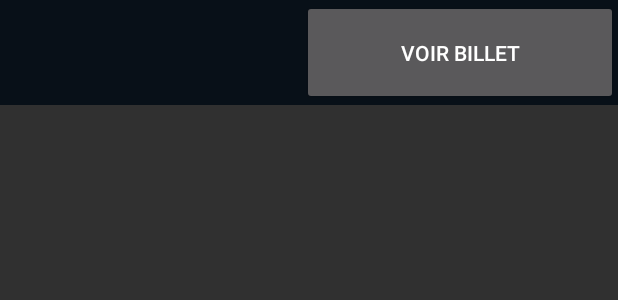
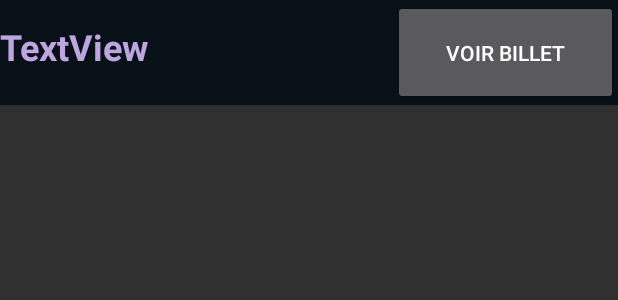
Before and after one commit to h-d3v/todo-app, an Android app: the layout billet_view.xml on its own in the app's theme, with its tools: preview values and no code run, on a phone screen of 412 x 824 dp. Shown: the top 300 px of the screen. Run offline under Robolectric (Android 15) with nearby library versions, the phone set to English and light mode, and no system bars.

Commit message:
Correction de bugg dans l'affichage de billet et perfectionnement de l'affichage

```diff
--- a/app/src/main/java/dti/g25/maitredesbillets/domaine/interacteur/GestionProjet.java
+++ b/app/src/main/java/dti/g25/maitredesbillets/domaine/interacteur/GestionProjet.java
@@ -1,7 +1,5 @@
 package dti.g25.maitredesbillets.domaine.interacteur;
 
-import java.util.ArrayList;
-import java.util.LinkedList;
 import java.util.List;
 
 import dti.g25.maitredesbillets.domaine.entité.Billet;
--- a/app/src/main/java/dti/g25/maitredesbillets/présentation/vue/VueVoirDescBillet.java
+++ b/app/src/main/java/dti/g25/maitredesbillets/présentation/vue/VueVoirDescBillet.java
@@ -36,6 +36,7 @@ public class VueVoirDescBillet extends Fragment implements ContratVuePresenteurV
         _tvDescBillet=racine.findViewById(R.id.tvDescBillet);
         _tvTitreBillet.setText(_presenteur.getTitreBillet());
         _tvDescBillet.setText(_presenteur.getDescBillet());
+        setRetainInstance(true);
         return racine;
     }
 }
--- a/app/src/main/res/layout/billet_view.xml
+++ b/app/src/main/res/layout/billet_view.xml
@@ -1,34 +1,27 @@
 <?xml version="1.0" encoding="utf-8"?>
 <LinearLayout xmlns:android="http://schemas.android.com/apk/res/android"
-    xmlns:app="http://schemas.android.com/apk/res-auto"
-    xmlns:tools="http://schemas.android.com/tools"
     android:layout_width="match_parent"
     android:layout_height="wrap_content"
     android:background="#081018"
-    android:orientation="horizontal"
-    android:visibility="visible">
+    android:orientation="horizontal">
 
     <TextView
         android:id="@+id/txtTitreBillet"
-        android:layout_width="wrap_content"
+        android:layout_width="match_parent"
         android:layout_height="60dp"
         android:layout_weight="5"
-        android:background="#081018"
-        android:padding="0dp"
-        android:paddingStart="50dp"
-        android:paddingLeft="100dp"
-        android:paddingTop="100dp"
-        android:paddingBottom="50dp"
         android:textColor="#BDA5DF"
         android:textSize="24sp"
         android:textStyle="bold"
-        tools:ignore="RtlSymmetry" />
+        android:text="@string/textview" />
 
     <Button
         android:id="@+id/btnVoirDétail"
         android:layout_width="180dp"
         android:layout_height="70dp"
         android:layout_weight="1"
-        android:text="Voir billet" />
-
+        android:maxWidth="25dp"
+        android:minWidth="25dp"
+        android:text="@string/voir_billet"
+        android:textColor="#FFFFFF" />
 </LinearLayout>
--- a/app/src/main/res/layout/projet_view.xml
+++ b/app/src/main/res/layout/projet_view.xml
@@ -25,10 +25,9 @@
     <ImageButton
         android:id="@+id/btnAcceder"
         android:layout_width="93dp"
-        android:layout_height="match_parent"
+        android:layout_height="44dp"
         android:layout_weight="1"
         android:background="#49544A"
-        android:contentDescription="TODO"
         app:srcCompat="@drawable/ic_arrow_forward_black_24dp"
         tools:ignore="VectorDrawableCompat" />
 
```
Also changed, not shown: app/src/main/java/dti/g25/maitredesbillets/ui/activité/VoirDescBilletActivity.java (+0 -31 lines).
